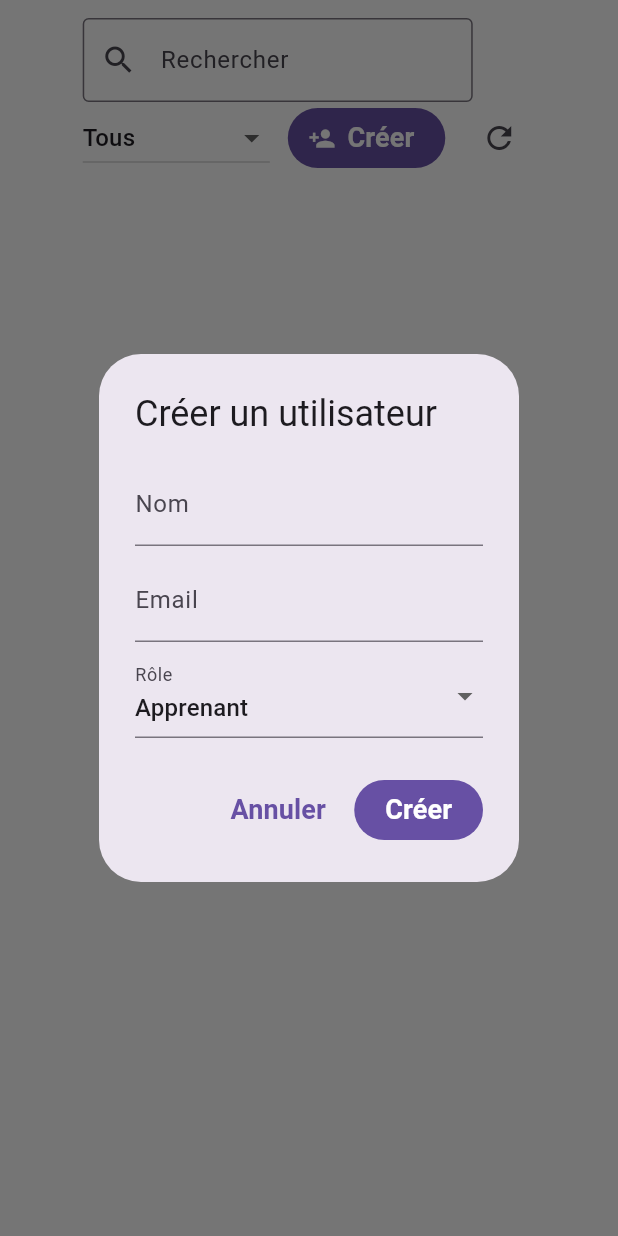
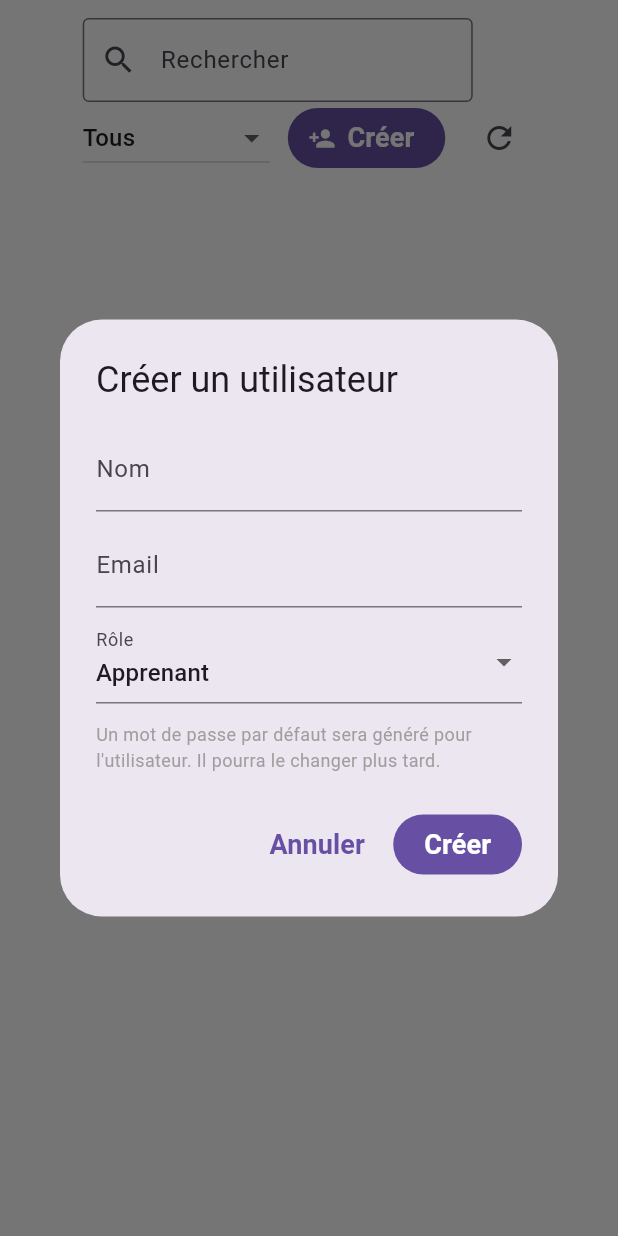
Before and after one commit to Glawdyse/KimJeu, a Flutter app: the UsersPage widget shown alone on an empty page, opened directly, after a tap on "Créer", on a phone screen of 412 x 824 dp. Run offline on Flutter 3.47's test engine with Material 3 defaults, Android fonts, the phone set to English and light mode, and no system bars; our stand-ins replace file_picker, flutter_dotenv, get, get_storage, google_fonts, jwt_decoder and 1 more; missing offline and left inert: pdf_text, syncfusion_flutter_pdf; accounts and stored records are empty; network calls fail.

Commit message:
gerer crud admin

```diff
--- a/JeuEducatif/lib/Dashboards/Admin/useradmin.dart
+++ b/JeuEducatif/lib/Dashboards/Admin/useradmin.dart
@@ -1,36 +1,50 @@
 // lib/admin/users_page.dart
 import 'dart:convert';
 import 'package:flutter/material.dart';
-import 'package:shared_preferences/shared_preferences.dart';
+import 'package:http/http.dart' as http;
 
-enum UserRole { learner, educator, admin }
-String roleToText(UserRole r) => r == UserRole.educator ? 'Éducateur' : r == UserRole.admin ? 'Admin' : 'Apprenant';
+enum UserRole { APPRENANT, EDUCATEUR, ADMIN }
+
+String roleToText(UserRole r) =>
+    r == UserRole.EDUCATEUR ? 'Éducateur' : r == UserRole.ADMIN ? 'Admin' : 'Apprenant';
 
 class AppUser {
   final String id;
   final String name;
   final String email;
   final UserRole role;
-  final bool isActive;
-  AppUser({required this.id, required this.name, required this.email, required this.role, required this.isActive});
-  AppUser copyWith({String? name, String? email, UserRole? role, bool? isActive}) => AppUser(
-    id: id, name: name ?? this.name, email: email ?? this.email, role: role ?? this.role, isActive: isActive ?? this.isActive,
+
+  AppUser({
+    required this.id,
+    required this.name,
+    required this.email,
+    required this.role,
+  });
+
+  factory AppUser.fromJson(Map<String, dynamic> j) => AppUser(
+    id: j['id'].toString(),
+    name: j['nomPrenom'] ?? '',
+    email: j['email'] ?? '',
+    role: UserRole.values.byName(j['role'] ?? 'APPRENANT'),
   );
-  Map<String, dynamic> toJson() => {'id': id,'name': name,'email': email,'role': role.name,'isActive': isActive};
-  factory AppUser.fromJson(Map<String, dynamic> j) => AppUser(
-    id: j['id'], name: j['name'], email: j['email'] ?? '', role: UserRole.values.byName(j['role'] ?? 'learner'),
-    isActive: (j['isActive'] as bool?) ?? true,
-  );
+
+  Map<String, dynamic> toJson() => {
+    'id': id,
+    'nomPrenom': name,
+    'email': email,
+    'role': role.name,
+  };
 }
 
 class UsersPage extends StatefulWidget {
   const UsersPage({super.key});
+
   @override
   State<UsersPage> createState() => _UsersPageState();
 }
 
 class _UsersPageState extends State<UsersPage> {
-  static const _prefsKey = 'admin_users';
+  final String baseUrl = "http://localhost:8080/api/users"; // adapte selon ton backend
   List<AppUser> _users = [];
   String _query = '';
   UserRole? _filter;
@@ -42,22 +56,25 @@ class _UsersPageState extends State<UsersPage> {
   }
 
   Future<void> _load() async {
-    final prefs = await SharedPreferences.getInstance();
-    final raw = prefs.getString(_prefsKey);
-    if (raw == null) return setState(() => _users = []);
-    final list = (jsonDecode(raw) as List).map((e) => AppUser.fromJson(Map<String, dynamic>.from(e))).toList();
-    setState(() => _users = list);
+    try {
+      final res = await http.get(Uri.parse(baseUrl));
+      if (res.statusCode == 200) {
+        final data = jsonDecode(res.body) as List;
+        setState(() {
+          _users = data.map((e) => AppUser.fromJson(e)).toList();
+        });
+      } else {
+        throw Exception("Erreur serveur (${res.statusCode})");
+      }
+    } catch (e) {
+      debugPrint("Erreur chargement utilisateurs: $e");
+    }
   }
 
-  Future<void> _save() async {
-    final prefs = await SharedPreferences.getInstance();
-    await prefs.setString(_prefsKey, jsonEncode(_users.map((u) => u.toJson()).toList()));
-  }
-
-  void _createOrEdit({AppUser? user}) {
+  Future<void> _createOrEdit({AppUser? user}) async {
     final name = TextEditingController(text: user?.name ?? '');
     final email = TextEditingController(text: user?.email ?? '');
-    UserRole role = user?.role ?? UserRole.learner;
+    UserRole role = user?.role ?? UserRole.APPRENANT;
 
     showDialog(
       context: context,
@@ -73,13 +90,19 @@ class _UsersPageState extends State<UsersPage> {
             DropdownButtonFormField<UserRole>(
               value: role,
               items: const [
-                DropdownMenuItem(value: UserRole.learner, child: Text('Apprenant')),
-                DropdownMenuItem(value: UserRole.educator, child: Text('Éducateur')),
-                DropdownMenuItem(value: UserRole.admin, child: Text('Admin')),
+                DropdownMenuItem(value: UserRole.APPRENANT, child: Text('Apprenant')),
+                DropdownMenuItem(value: UserRole.EDUCATEUR, child: Text('Éducateur')),
+                DropdownMenuItem(value: UserRole.ADMIN, child: Text('Admin')),
               ],
               onChanged: (v) => role = v ?? role,
               decoration: const InputDecoration(labelText: 'Rôle'),
             ),
+            const SizedBox(height: 12),
+            if (user == null)
+              const Text(
+                "Un mot de passe par défaut sera généré pour l'utilisateur. Il pourra le changer plus tard.",
+                style: TextStyle(fontSize: 12, color: Colors.grey),
+              ),
           ],
         ),
         actions: [
@@ -87,21 +110,36 @@ class _UsersPageState extends State<UsersPage> {
           FilledButton(
             onPressed: () async {
               if (name.text.trim().isEmpty) return;
-              setState(() {
+
+              final body = jsonEncode({
+                "nomPrenom": name.text.trim(),
+                "email": email.text.trim(),
+                "role": role.name,
+                // pas besoin d'envoyer mot de passe, backend gère le mot de passe par défaut
+              });
+
+              try {
                 if (user == null) {
-                  _users.add(AppUser(
-                    id: DateTime.now().millisecondsSinceEpoch.toString(),
-                    name: name.text.trim(),
-                    email: email.text.trim(),
-                    role: role,
-                    isActive: true,
-                  ));
+                  // Création
+                  final res = await http.post(
+                    Uri.parse(baseUrl),
+                    headers: {"Content-Type": "application/json"},
+                    body: body,
+                  );
+                  if (res.statusCode == 200 || res.statusCode == 201) _load();
                 } else {
-                  final idx = _users.indexWhere((u) => u.id == user.id);
-                  _users[idx] = user.copyWith(name: name.text.trim(), email: email.text.trim(), role: role);
+                  // Modification
+                  final res = await http.put(
+                    Uri.parse("$baseUrl/${user.id}"),
+                    headers: {"Content-Type": "application/json"},
+                    body: body,
+                  );
+                  if (res.statusCode == 200) _load();
                 }
-              });
-              await _save();
+              } catch (e) {
+                debugPrint("Erreur création/modif utilisateur: $e");
+              }
+
               if (context.mounted) Navigator.pop(context);
             },
             child: Text(user == null ? 'Créer' : 'Enregistrer'),
@@ -111,12 +149,25 @@ class _UsersPageState extends State<UsersPage> {
     );
   }
 
+  Future<void> _delete(AppUser u) async {
+    try {
+      final res = await http.delete(Uri.parse("$baseUrl/${u.id}"));
+      if (res.statusCode == 200) _load();
+    } catch (e) {
+      debugPrint("Erreur suppression utilisateur: $e");
+    }
+  }
+
   @override
   Widget build(BuildContext context) {
     var list = _users;
     if (_filter != null) list = list.where((u) => u.role == _filter).toList();
     if (_query.isNotEmpty) {
-      list = list.where((u) => u.name.toLowerCase().contains(_query) || u.email.toLowerCase().contains(_query)).toList();
+      list = list
+          .where((u) =>
+      u.name.toLowerCase().contains(_query) ||
+          u.email.toLowerCase().contains(_query))
+          .toList();
     }
 
     return Column(
@@ -130,7 +181,10 @@ class _UsersPageState extends State<UsersPage> {
               SizedBox(
                 width: 260,
                 child: TextField(
-                  decoration: const InputDecoration(labelText: 'Rechercher', prefixIcon: Icon(Icons.search), border: OutlineInputBorder()),
+                  decoration: const InputDecoration(
+                      labelText: 'Rechercher',
+                      prefixIcon: Icon(Icons.search),
+                      border: OutlineInputBorder()),
                   onChanged: (v) => setState(() => _query = v.toLowerCase()),
                 ),
               ),
@@ -139,13 +193,16 @@ class _UsersPageState extends State<UsersPage> {
                 hint: const Text('Tous les rôles'),
                 items: const [
                   DropdownMenuItem(value: null, child: Text('Tous')),
-                  DropdownMenuItem(value: UserRole.learner, child: Text('Apprenants')),
-                  DropdownMenuItem(value: UserRole.educator, child: Text('Éducateurs')),
-                  DropdownMenuItem(value: UserRole.admin, child: Text('Admins')),
+                  DropdownMenuItem(value: UserRole.APPRENANT, child: Text('Apprenants')),
+                  DropdownMenuItem(value: UserRole.EDUCATEUR, child: Text('Éducateurs')),
+                  DropdownMenuItem(value: UserRole.ADMIN, child: Text('Admins')),
                 ],
                 onChanged: (v) => setState(() => _filter = v),
               ),
-              FilledButton.icon(onPressed: () => _createOrEdit(), icon: const Icon(Icons.person_add), label: const Text('Créer')),
+              FilledButton.icon(
+                  onPressed: () => _createOrEdit(),
+                  icon: const Icon(Icons.person_add),
+                  label: const Text('Créer')),
               IconButton(onPressed: _load, icon: const Icon(Icons.refresh)),
             ],
           ),
@@ -163,25 +220,12 @@ class _UsersPageState extends State<UsersPage> {
                 child: ListTile(
                   leading: CircleAvatar(child: Text(u.name.isEmpty ? '?' : u.name[0])),
                   title: Text(u.name),
-                  subtitle: Text('${u.email} • ${roleToText(u.role)}${u.isActive ? '' : ' • inactif'}'),
+                  subtitle: Text('${u.email} • ${roleToText(u.role)}'),
                   trailing: Wrap(
                     spacing: 8,
                     children: [
-                      IconButton(
-                        icon: Icon(u.isActive ? Icons.toggle_on : Icons.toggle_off),
-                        onPressed: () async {
-                          setState(() => _users[_users.indexWhere((x) => x.id == u.id)] = u.copyWith(isActive: !u.isActive));
-                          await _save();
-                        },
-                      ),
                       IconButton(icon: const Icon(Icons.edit), onPressed: () => _createOrEdit(user: u)),
-                      IconButton(
-                        icon: const Icon(Icons.delete_outline),
-                        onPressed: () async {
-                          setState(() => _users.removeWhere((x) => x.id == u.id));
-                          await _save();
-                        },
-                      ),
+                      IconButton(icon: const Icon(Icons.delete_outline), onPressed: () => _delete(u)),
                     ],
                   ),
                 ),
--- a/JeuEducatif/lib/services/storageservice.dart
+++ b/JeuEducatif/lib/services/storageservice.dart
@@ -83,6 +83,7 @@ class GameStorage {
       throw Exception('Impossible de récupérer les scores: ${response.body}');
     }
   }
+
   Future<PlayRecord?> addPlay(String gameId, PlayRecord play) async {
     final url = Uri.parse('$baseUrl/$gameId/plays');
     final response = await http.post(
```
Also changed, not shown: JeuEducatif/lib/Dashboards/Admin/admin.dart (+12 -10 lines), JeuEducatif/lib/Dashboards/Apprenant/apprenant.dart (+12 -3 lines), JeuEducatif/lib/Dashboards/Educateur/educateur.dart (+13 -5 lines), JeuEducatif/lib/Dashboards/Educateur/listes.dart (+38 -80 lines), JeuEducatif/lib/Pages/login.dart (+27 -3 lines), JeuEducatif/lib/services/userservice.dart (added, +35 -0 lines), JeuEducatif/lib/Dashboards/Apprenant/listes.dart (indentation only), 3 other files.
